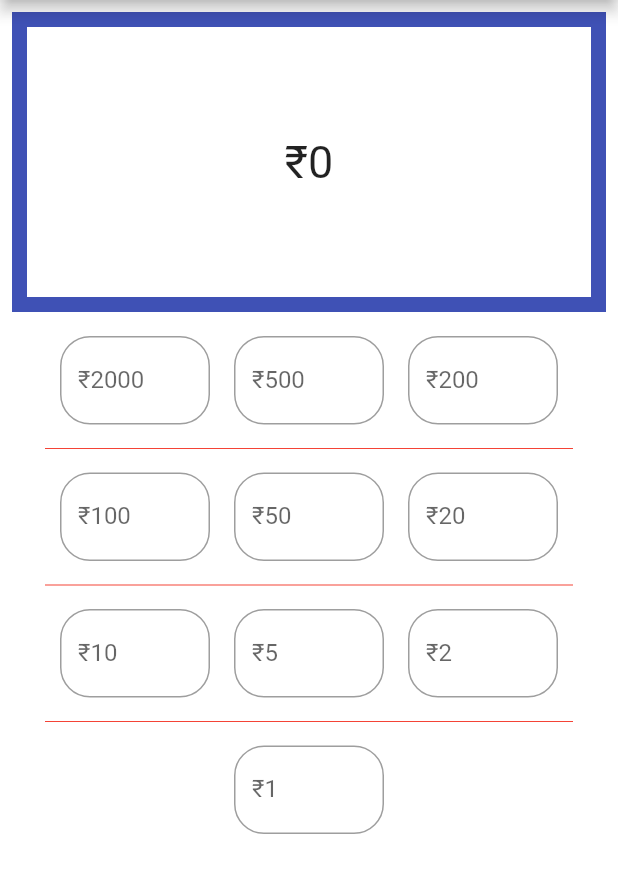
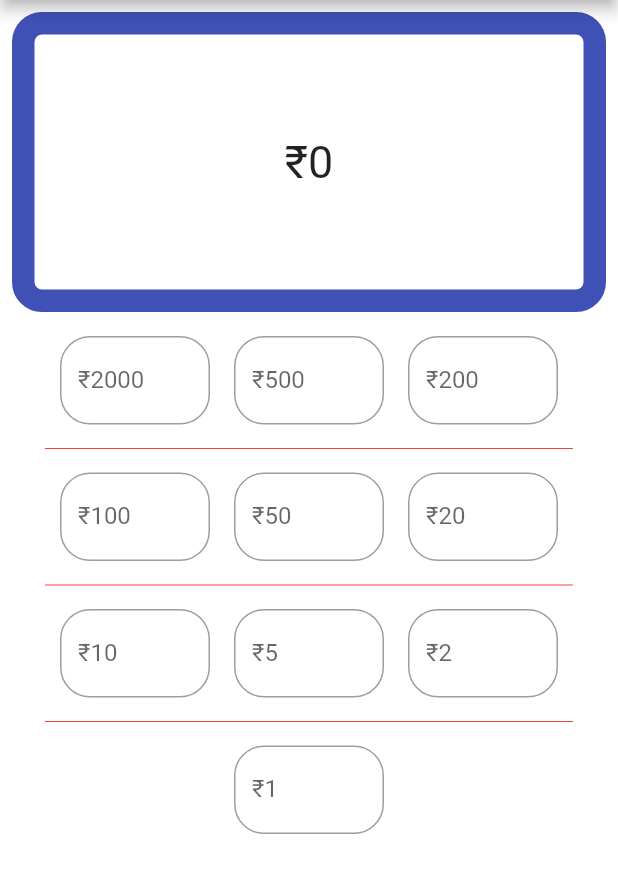
Before and after one commit to prathap021/Cash-denomination, a Flutter app: the screen it shows after launch, on a phone screen of 412 x 824 dp, the part 84-977 px from its top. Run offline on Flutter 3.47's test engine with Material 2 defaults, Android fonts, the phone set to English and light mode, and no system bars.

Commit message:
commit one

```diff
--- a/lib/main.dart
+++ b/lib/main.dart
@@ -1,4 +1,5 @@
 import 'package:flutter/material.dart';
+import 'package:flutter/services.dart';
 
 void main() {
   runApp(const MyApp());
@@ -25,13 +26,14 @@ class Deno extends StatefulWidget {
 }
 
 class _DenoState extends State<Deno> {
+  TextEditingController n = TextEditingController();
   //user input getting variables
   String twothousand = '', fivehundred = '';
   String twohundred = '', hundred = '';
   String fifty = '', twenty = '';
   String ten = '', five = '';
   String two = '', one = '';
-  //user inpute storing variables
+  //user input storing variables
   int a = 0, b = 0, c = 0, d = 0, e = 0, f = 0, g = 0, h = 0, i = 0, j = 0;
   int total = 0;
   //output variable
@@ -74,30 +76,43 @@ class _DenoState extends State<Deno> {
         backgroundColor: Colors.white70,
         body: SafeArea(
             child: ListView(children: [
-          Column(
+          Flexible(
+            child: Column(
               children: [
                 Padding(
                   padding: const EdgeInsets.all(8.0),
                   child: Container(
                     decoration: BoxDecoration(
-                      border: Border.all(width: 10, color: Colors.indigo)),
+                        border: Border.all(width: 15, color: Colors.indigo),
+                        borderRadius:
+                            const BorderRadius.all(Radius.circular(20))),
                     height: 200,
                     width: double.infinity,
                     child: Center(
                         child: Text(
                       '₹' + total.toString(),
-                    style: TextStyle(fontSize: 30),
+                      style: const TextStyle(fontSize: 30),
                     )),
                   ),
                 ),
+                Wrap(
+                    spacing: 5.0,
+                    runSpacing: 5.0,
+                    direction: Axis.vertical,
+                    children: [
                       Row(
-                mainAxisAlignment: MainAxisAlignment.center,
+                        mainAxisAlignment: MainAxisAlignment.spaceBetween,
                         children: [
                           Padding(
                               padding: const EdgeInsets.all(8.0),
                               child: SizedBox(
                                 width: 100,
                                 child: TextField(
+                                    controller: n,
+                                    inputFormatters: <TextInputFormatter>[
+                                      FilteringTextInputFormatter.allow(
+                                          RegExp(r'[0-9]'))
+                                    ],
                                     onChanged: (one) {
                                       setState(() {
                                         twothousand = one;
@@ -107,20 +122,25 @@ class _DenoState extends State<Deno> {
                                           a = int.parse(twothousand);
                                         }
                                         twotres = a * 2000;
-                                debugPrint('$twotres');
+
                                         sum();
                                       });
                                     },
                                     decoration: InputDecoration(
                                         labelText: "₹2000",
                                         border: OutlineInputBorder(
-                                    borderRadius: BorderRadius.circular(20)))),
+                                            borderRadius:
+                                                BorderRadius.circular(20)))),
                               )),
                           Padding(
                             padding: const EdgeInsets.all(8.0),
                             child: SizedBox(
                                 width: 100,
                                 child: TextField(
+                                    inputFormatters: <TextInputFormatter>[
+                                      FilteringTextInputFormatter.allow(
+                                          RegExp(r'[0-9]'))
+                                    ],
                                     onChanged: (two) {
                                       setState(() {
                                         fivehundred = two;
@@ -130,20 +150,25 @@ class _DenoState extends State<Deno> {
                                           b = int.parse(fivehundred);
                                         }
                                         fivehres = b * 500;
-                                debugPrint('$fivehres');
+
                                         sum();
                                       });
                                     },
                                     decoration: InputDecoration(
                                         labelText: "₹500",
                                         border: OutlineInputBorder(
-                                    borderRadius: BorderRadius.circular(20))))),
+                                            borderRadius:
+                                                BorderRadius.circular(20))))),
                           ),
                           Padding(
                             padding: const EdgeInsets.all(8.0),
                             child: SizedBox(
                                 width: 100,
                                 child: TextField(
+                                    inputFormatters: <TextInputFormatter>[
+                                      FilteringTextInputFormatter.allow(
+                                          RegExp(r'[0-9]'))
+                                    ],
                                     onChanged: (three) {
                                       setState(() {
                                         twohundred = three;
@@ -160,23 +185,34 @@ class _DenoState extends State<Deno> {
                                     decoration: InputDecoration(
                                         labelText: "₹200",
                                         border: OutlineInputBorder(
-                                    borderRadius: BorderRadius.circular(20))))),
+                                            borderRadius:
+                                                BorderRadius.circular(20))))),
                           )
                         ],
                       ),
+                    ]),
                 const Divider(
                   indent: 30,
                   endIndent: 30,
                   color: Colors.red,
                 ),
+                Wrap(
+                    spacing: 5.0,
+                    runSpacing: 5.0,
+                    direction: Axis.vertical,
+                    children: [
                       Row(
-                mainAxisAlignment: MainAxisAlignment.center,
+                        mainAxisAlignment: MainAxisAlignment.spaceBetween,
                         children: [
                           Padding(
                               padding: const EdgeInsets.all(8.0),
                               child: SizedBox(
                                 width: 100,
                                 child: TextField(
+                                    inputFormatters: <TextInputFormatter>[
+                                      FilteringTextInputFormatter.allow(
+                                          RegExp(r'[0-9]'))
+                                    ],
                                     onChanged: (four) {
                                       setState(() {
                                         hundred = four;
@@ -192,13 +228,18 @@ class _DenoState extends State<Deno> {
                                     decoration: InputDecoration(
                                         labelText: "₹100",
                                         border: OutlineInputBorder(
-                                    borderRadius: BorderRadius.circular(20)))),
+                                            borderRadius:
+                                                BorderRadius.circular(20)))),
                               )),
                           Padding(
-                    padding: EdgeInsets.all(8.0),
+                            padding: const EdgeInsets.all(8.0),
                             child: SizedBox(
                                 width: 100,
                                 child: TextField(
+                                    inputFormatters: <TextInputFormatter>[
+                                      FilteringTextInputFormatter.allow(
+                                          RegExp(r'[0-9]'))
+                                    ],
                                     onChanged: (five) {
                                       setState(() {
                                         fifty = five;
@@ -214,13 +255,18 @@ class _DenoState extends State<Deno> {
                                     decoration: InputDecoration(
                                         labelText: "₹50",
                                         border: OutlineInputBorder(
-                                    borderRadius: BorderRadius.circular(20))))),
+                                            borderRadius:
+                                                BorderRadius.circular(20))))),
                           ),
                           Padding(
                             padding: const EdgeInsets.all(8.0),
                             child: SizedBox(
                                 width: 100,
                                 child: TextField(
+                                    inputFormatters: <TextInputFormatter>[
+                                      FilteringTextInputFormatter.allow(
+                                          RegExp(r'[0-9]'))
+                                    ],
                                     onChanged: (six) {
                                       setState(() {
                                         twenty = six;
@@ -236,23 +282,34 @@ class _DenoState extends State<Deno> {
                                     decoration: InputDecoration(
                                         labelText: "₹20",
                                         border: OutlineInputBorder(
-                                    borderRadius: BorderRadius.circular(20))))),
+                                            borderRadius:
+                                                BorderRadius.circular(20))))),
                           ),
                         ],
                       ),
+                    ]),
                 const Divider(
                   indent: 30,
                   endIndent: 30,
                   color: Colors.red,
                 ),
+                Wrap(
+                    spacing: 5.0,
+                    runSpacing: 10.0,
+                    direction: Axis.vertical,
+                    children: [
                       Row(
-                mainAxisAlignment: MainAxisAlignment.center,
+                        mainAxisAlignment: MainAxisAlignment.spaceBetween,
                         children: [
                           Padding(
                               padding: const EdgeInsets.all(8.0),
                               child: SizedBox(
                                 width: 100,
                                 child: TextField(
+                                    inputFormatters: <TextInputFormatter>[
+                                      FilteringTextInputFormatter.allow(
+                                          RegExp(r'[0-9]'))
+                                    ],
                                     onChanged: (seven) {
                                       setState(() {
                                         ten = seven;
@@ -268,13 +325,18 @@ class _DenoState extends State<Deno> {
                                     decoration: InputDecoration(
                                         labelText: "₹10",
                                         border: OutlineInputBorder(
-                                    borderRadius: BorderRadius.circular(20)))),
+                                            borderRadius:
+                                                BorderRadius.circular(20)))),
                               )),
                           Padding(
                             padding: const EdgeInsets.all(8.0),
                             child: SizedBox(
                                 width: 100,
                                 child: TextField(
+                                    inputFormatters: <TextInputFormatter>[
+                                      FilteringTextInputFormatter.allow(
+                                          RegExp(r'[0-9]'))
+                                    ],
                                     onChanged: (eight) {
                                       setState(() {
                                         five = eight;
@@ -290,13 +352,18 @@ class _DenoState extends State<Deno> {
                                     decoration: InputDecoration(
                                         labelText: "₹5",
                                         border: OutlineInputBorder(
-                                    borderRadius: BorderRadius.circular(20))))),
+                                            borderRadius:
+                                                BorderRadius.circular(20))))),
                           ),
                           Padding(
                             padding: const EdgeInsets.all(8.0),
                             child: SizedBox(
                                 width: 100,
                                 child: TextField(
+                                    inputFormatters: <TextInputFormatter>[
+                                      FilteringTextInputFormatter.allow(
+                                          RegExp(r'[0-9]'))
+                                    ],
                                     onChanged: (nine) {
                                       setState(() {
                                         two = nine;
@@ -312,15 +379,18 @@ class _DenoState extends State<Deno> {
                                     decoration: InputDecoration(
                                         labelText: "₹2",
                                         border: OutlineInputBorder(
-                                    borderRadius: BorderRadius.circular(20))))),
+                                            borderRadius:
+                                                BorderRadius.circular(20))))),
                           )
                         ],
                       ),
+                    ]),
                 const Divider(
                   indent: 30,
                   endIndent: 30,
                   color: Colors.red,
                 ),
+                Wrap(children: [
                   Row(
                     mainAxisAlignment: MainAxisAlignment.center,
                     children: [
@@ -329,6 +399,10 @@ class _DenoState extends State<Deno> {
                           child: SizedBox(
                             width: 100,
                             child: TextField(
+                                inputFormatters: <TextInputFormatter>[
+                                  FilteringTextInputFormatter.allow(
+                                      RegExp(r'[0-9]'))
+                                ],
                                 onChanged: (ten) {
                                   setState(() {
                                     one = ten;
@@ -344,11 +418,14 @@ class _DenoState extends State<Deno> {
                                 decoration: InputDecoration(
                                     labelText: "₹1",
                                     border: OutlineInputBorder(
-                                    borderRadius: BorderRadius.circular(20)))),
+                                        borderRadius:
+                                            BorderRadius.circular(20)))),
                           )),
                     ],
                   ),
+                ]),
               ],
+            ),
           ),
         ])));
   }
```
Also changed, not shown: pubspec.lock, 2 other files. Lines whose indentation alone changed are shown as unchanged.
